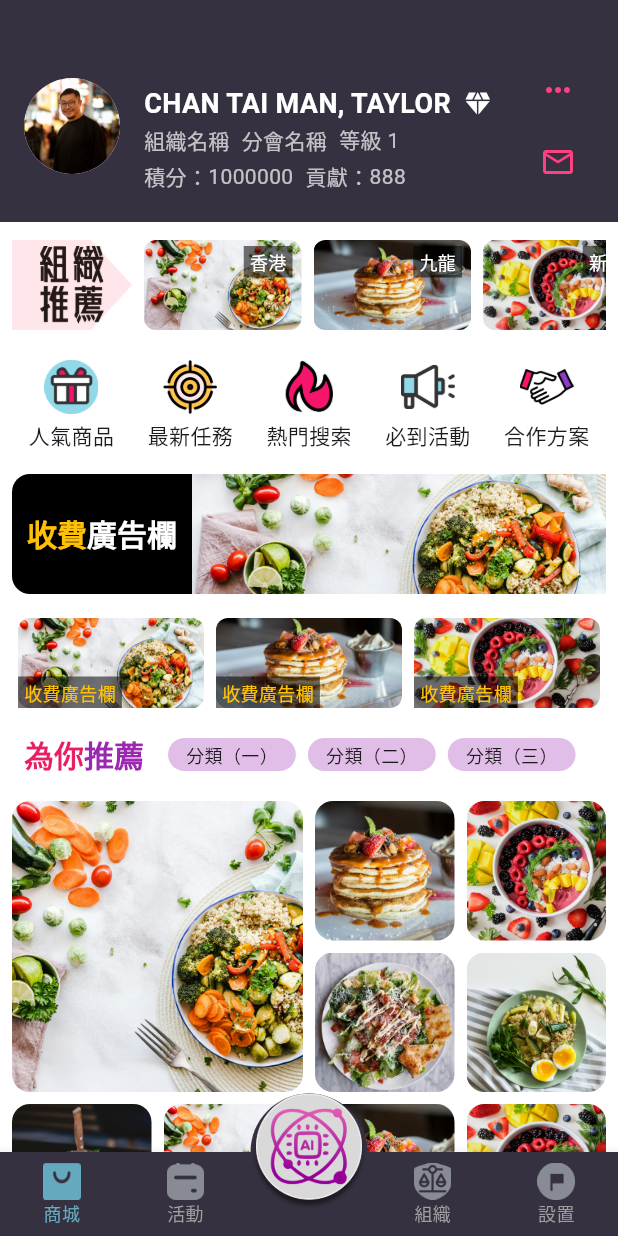
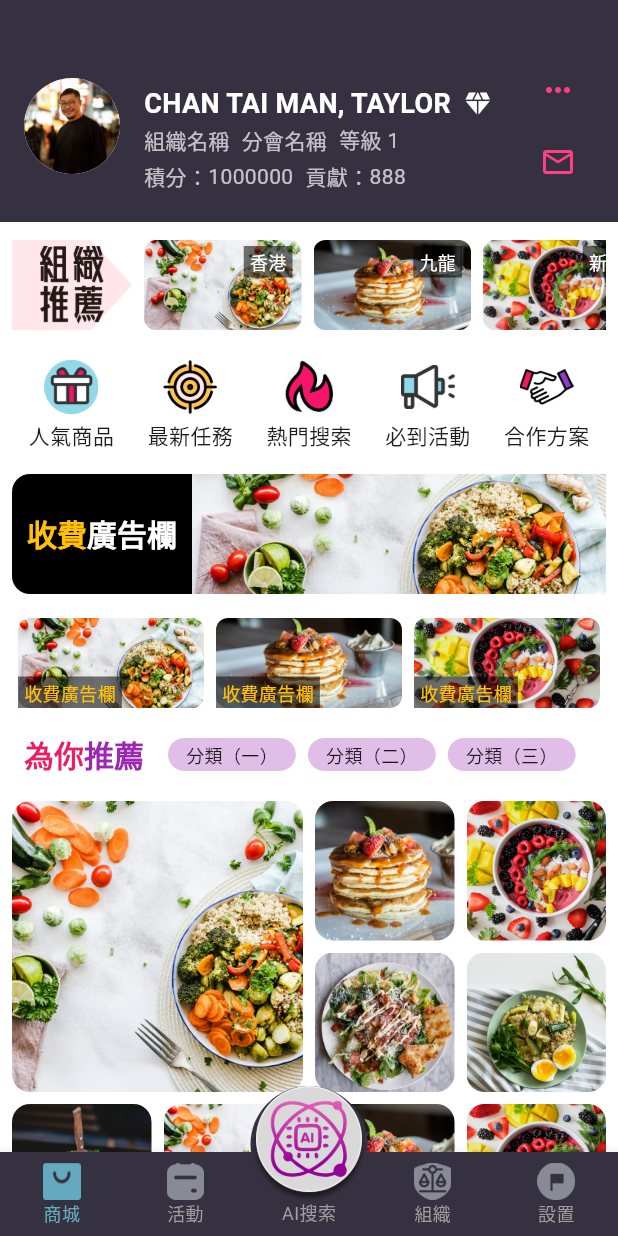
Before and after one commit to wangqiwei66/business_synerthink, a Flutter app: the MainPage screen opened by its route, on a phone screen of 412 x 824 dp. Run offline on Flutter 3.47's test engine with Material 3 defaults, Android fonts, the phone set to English and light mode, and no system bars; our stand-ins replace auto_size_text, cached_network_image, dio, fl_chart, flutter_animate, flutter_easyloading and 14 more; missing offline and left inert: dart:ffi, flutter_cupertino_datetime_picker, fluwx, jwt_decode, qr_code_scanner; accounts and stored records are empty; Roboto replaces fonts that are missing (PingFang SC).

Commit message:
更新底部导航栏，修改AI搜索标签为中文，并调整浮动按钮布局

```diff
--- a/lib/app/pages/main_logic.dart
+++ b/lib/app/pages/main_logic.dart
@@ -82,7 +82,7 @@ class MainLogic extends BaseLogic {
         height: 25,
         width: 25,
       ),
-      label: '', //'扫一扫'.tr,
+      label: 'AI搜索', //'扫一扫'.tr,
     ),
     BottomNavigationBarItem(
       // icon: const Icon(Icons.access_time),
--- a/lib/app/pages/main_view.dart
+++ b/lib/app/pages/main_view.dart
@@ -97,7 +97,10 @@ class _MainPageState extends State<MainPage> with WidgetsBindingObserver {
             model.changeIndex(index);
           },
         ),
-        floatingActionButton: ScalableWell(
+        floatingActionButton: Column(
+          mainAxisSize: MainAxisSize.min,
+          children: [
+            ScalableWell(
                 onTap: () async {
                   model.changeIndex(2);
                 },
@@ -115,6 +118,11 @@ class _MainPageState extends State<MainPage> with WidgetsBindingObserver {
                     fit: BoxFit.fill,
                   ),
                 )),
+            const SizedBox(
+              height: 10,
+            )
+          ],
+        ),
         floatingActionButtonLocation: FloatingActionButtonLocation.centerDocked,
         body: IndexedStack(
           index: model.currentIndex,
```
Lines whose indentation alone changed are shown as unchanged.
